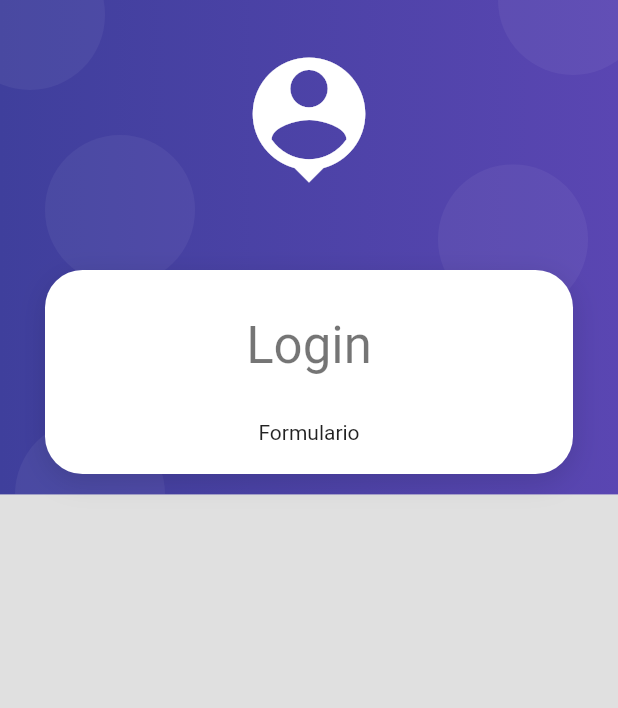
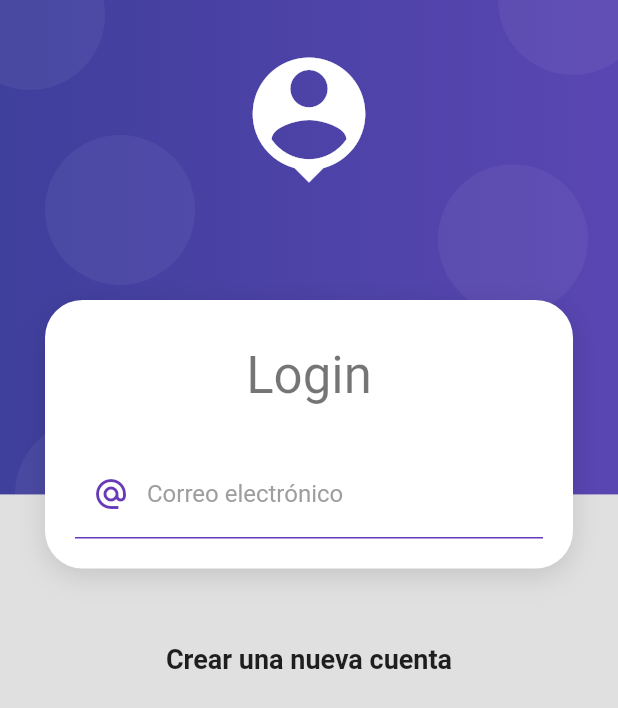
Before and after one commit to Luis-Angel-Santos/fisio_App_Movil, a Flutter app: the screen it shows after launch, on a phone screen of 412 x 824 dp. Shown: the top 708 px of the screen. Run offline on Flutter 3.47's test engine with Material 2 defaults, Android fonts, the phone set to English and light mode, and no system bars.

Commit message:
Formulario de Login

```diff
--- a/lib/screens/login_screen.dart
+++ b/lib/screens/login_screen.dart
@@ -9,7 +9,7 @@ class LoginScreen extends StatelessWidget {
         child: SingleChildScrollView(
             child: Column(
           children: [
-            SizedBox(height: 180),
+            SizedBox(height: 200),
             CardContainer(
                 child: Column(
               children: [
@@ -19,12 +19,50 @@ class LoginScreen extends StatelessWidget {
                   style: Theme.of(context).textTheme.headline4,
                 ),
                 SizedBox(height: 30),
-                Text('Formulario')
+                _LoginForm()
               ],
             )),
+            SizedBox(height: 50),
+            Text(
+              'Crear una nueva cuenta',
+              style: TextStyle(fontSize: 18, fontWeight: FontWeight.bold),
+            )
           ],
         )),
       ),
     );
   }
 }
+
+class _LoginForm extends StatelessWidget {
+  @override
+  Widget build(BuildContext context) {
+    return Container(
+      child: Form(
+        //TODO: mantener la referencia al KEY
+        child: Column(
+          children: [
+            TextFormField(
+              autocorrect: false,
+              keyboardType: TextInputType.emailAddress,
+              decoration: InputDecoration(
+                  enabledBorder: UnderlineInputBorder(
+                    borderSide: BorderSide(color: Colors.deepPurple),
+                  ),
+                  focusedBorder: UnderlineInputBorder(
+                      borderSide:
+                          BorderSide(color: Colors.deepPurple, width: 2)),
+                  hintText: 'yourname@example.com',
+                  labelText: 'Correo electrónico',
+                  labelStyle: TextStyle(color: Colors.grey),
+                  prefixIcon: Icon(
+                    Icons.alternate_email_sharp,
+                    color: Colors.deepPurple,
+                  )),
+            )
+          ],
+        ),
+      ),
+    );
+  }
+}
```
